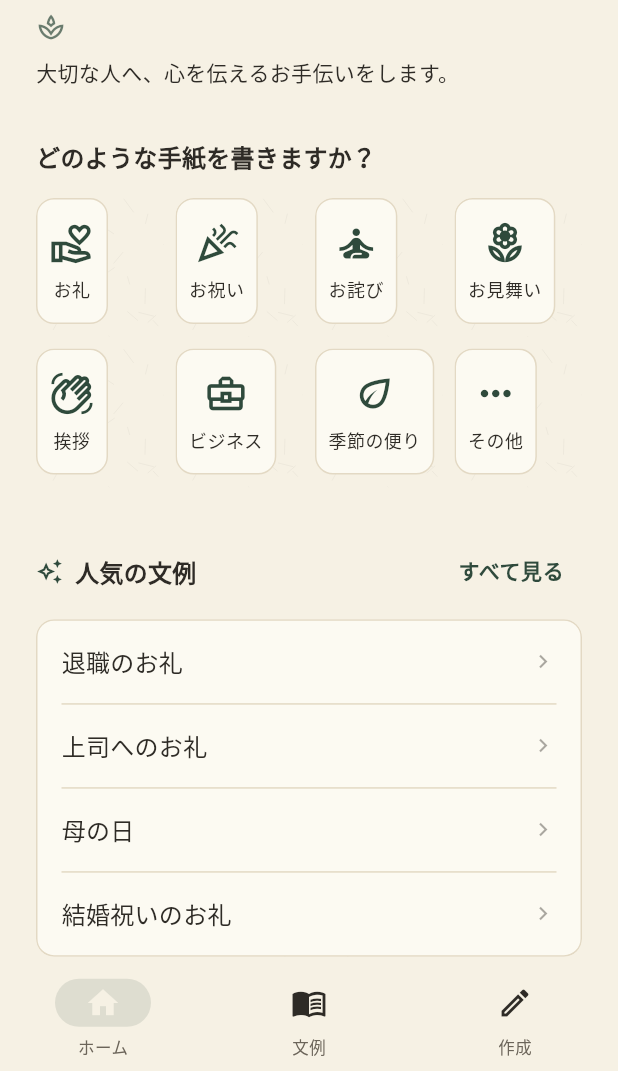
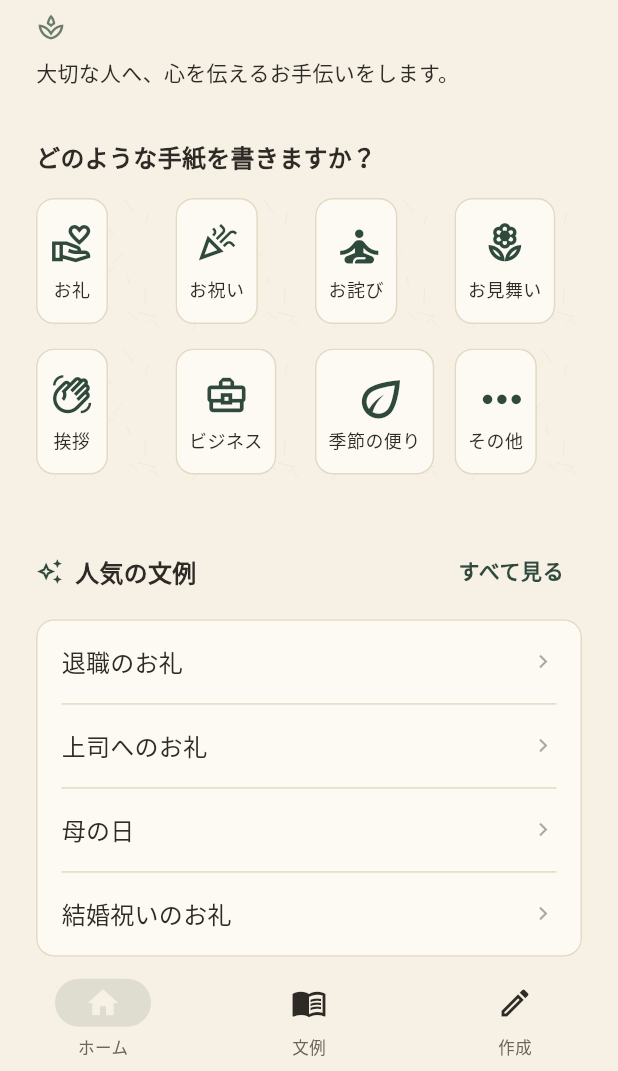
Before and after one commit to TakuyaShiobara/letter.app, a Flutter app: the screen it shows after launch, on a phone screen of 412 x 824 dp, the part 165-1236 px from its top. Run offline on Flutter 3.47's test engine with Material 3 defaults, Android fonts, the phone set to English and light mode, and no system bars; Roboto replaces fonts that are missing (NotoSerifJP).

Commit message:
Restore per-glyph scale correction on top of the 30px icon size (#9)
Flat 30px still measured 19-27px wide on a rendered screenshot -
visibly uneven, as expected. Re-applies the font-metrics-derived
per-icon scale factors (from PR #7) on top of the new 30px base
instead of the old 24px one. Verified: widths now measure 21-25px,
consistent with the previously-approved 17-19px result scaled up by
the same 30/24 ratio.

Co-authored-by: Claude <noreply@anthropic.com>

```diff
--- a/lib/models/letter_category.dart
+++ b/lib/models/letter_category.dart
@@ -34,4 +34,29 @@ enum LetterCategory {
     LetterCategory.seasonal => Icons.eco_outlined,
     LetterCategory.other => Icons.more_horiz_outlined,
   };
+
+  /// Material's outlined glyphs don't share a common optical size within
+  /// their em-square — e.g. waving_hand's ink spans 470/512 units while
+  /// eco's spans only 342/512 — so rendered at one fixed `size`, some read
+  /// noticeably wider than others.
+  ///
+  /// These factors were computed from the actual glyph bounding boxes in
+  /// MaterialIcons-Regular.otf (via fontTools), normalizing every icon's
+  /// larger dimension (max of glyph width/height) to a common target:
+  ///   gratitude   448×437   celebration 459×438   apology 384×342
+  ///   sympathy    384×448   greeting    470×470   business 426×384
+  ///   seasonal    342×342   other       342×86
+  /// (Width alone isn't used as the target because sympathy's glyph is
+  /// taller than it is wide — matching only width would blow up its height
+  /// and clip it inside the tile.) Recompute if [icon] changes.
+  double get iconSizeScale => switch (this) {
+    LetterCategory.gratitude => 0.971,
+    LetterCategory.celebration => 0.948,
+    LetterCategory.apology => 1.133,
+    LetterCategory.sympathy => 0.971,
+    LetterCategory.greeting => 0.926,
+    LetterCategory.business => 1.022,
+    LetterCategory.seasonal => 1.273,
+    LetterCategory.other => 1.273,
+  };
 }
--- a/lib/widgets/category_tile.dart
+++ b/lib/widgets/category_tile.dart
@@ -26,7 +26,7 @@ class CategoryTile extends StatelessWidget {
             child: Center(
               child: Icon(
                 category.icon,
-                size: 30,
+                size: 30 * category.iconSizeScale,
                 color: theme.colorScheme.primary,
               ),
             ),
--- a/lib/widgets/sample_list_tile.dart
+++ b/lib/widgets/sample_list_tile.dart
@@ -29,7 +29,7 @@ class SampleListTile extends StatelessWidget {
             ),
             child: Icon(
               sample.category.icon,
-              size: 20,
+              size: 20 * sample.category.iconSizeScale,
               color: theme.colorScheme.primary,
             ),
           ),
```
